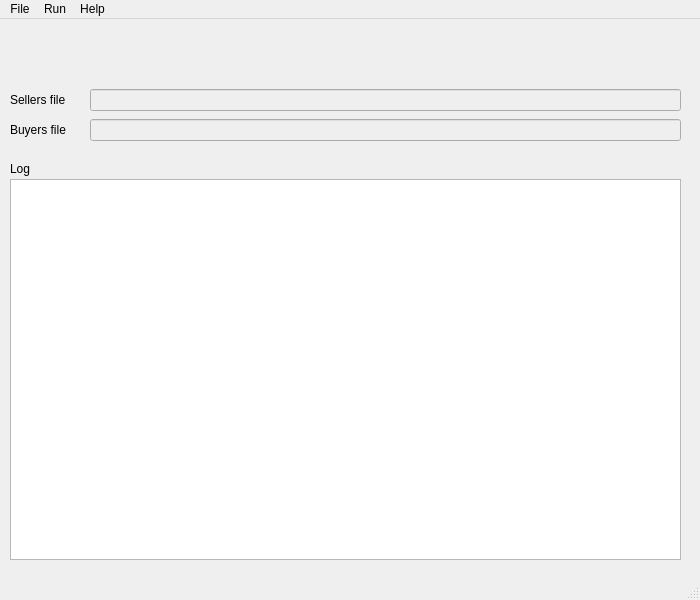
Qt form carbonCalculatorGUI/mainwindow.ui (ARPA-SIMC/carbonCalculator) before a commit.
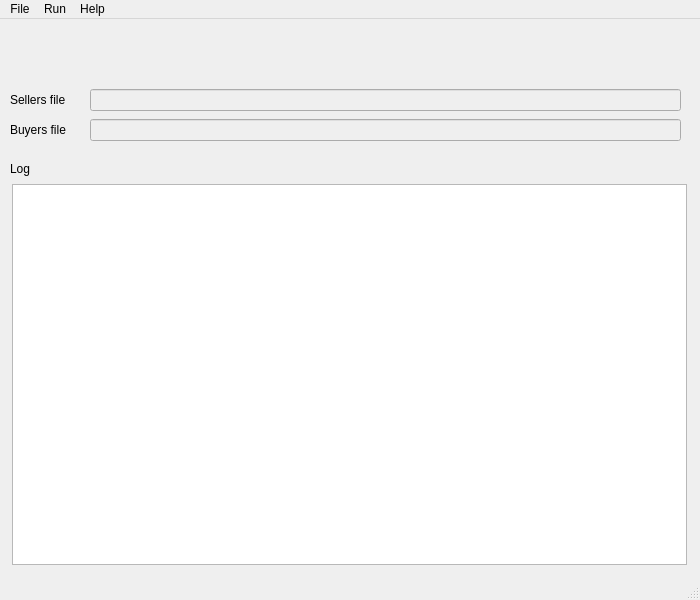
The same form after that commit.

The edit to the form file:
```diff
--- a/carbonCalculatorGUI/mainwindow.ui
+++ b/carbonCalculatorGUI/mainwindow.ui
@@ -16,13 +16,13 @@
   <property name="minimumSize">
    <size>
     <width>700</width>
-    <height>600</height>
+    <height>500</height>
    </size>
   </property>
   <property name="maximumSize">
    <size>
     <width>700</width>
-    <height>600</height>
+    <height>1024</height>
    </size>
   </property>
   <property name="windowTitle">
@@ -51,9 +51,9 @@
    <widget class="QTextBrowser" name="logBrowser">
     <property name="geometry">
      <rect>
-      <x>10</x>
-      <y>160</y>
-      <width>671</width>
+      <x>12</x>
+      <y>165</y>
+      <width>675</width>
       <height>381</height>
      </rect>
     </property>
```
